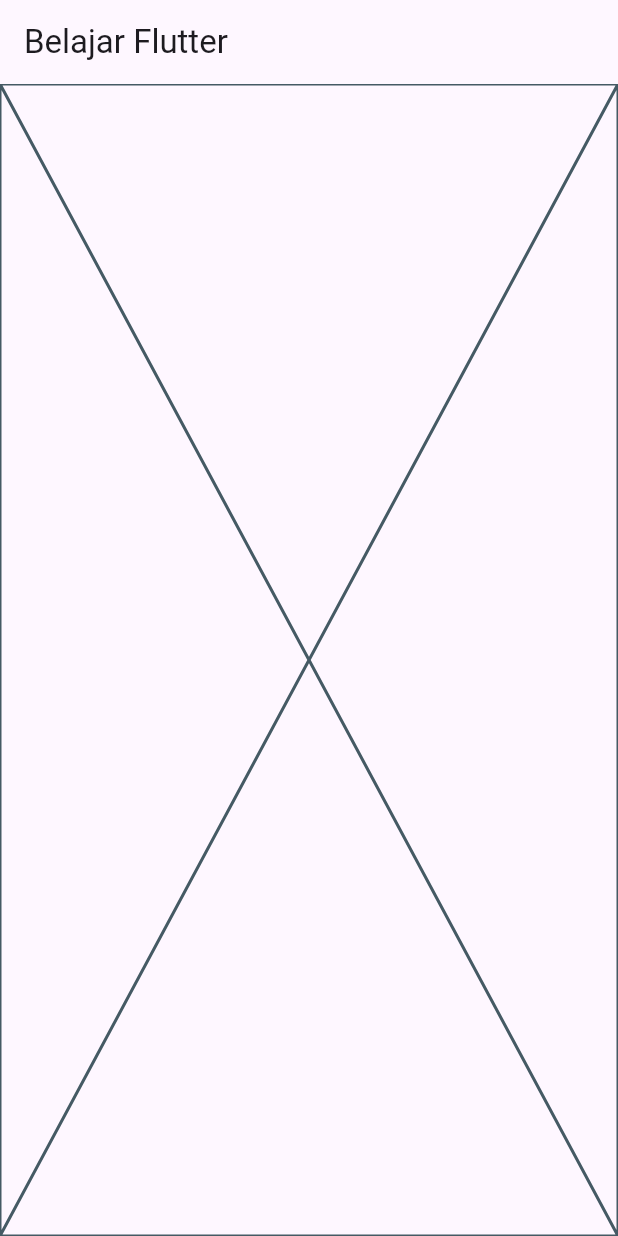
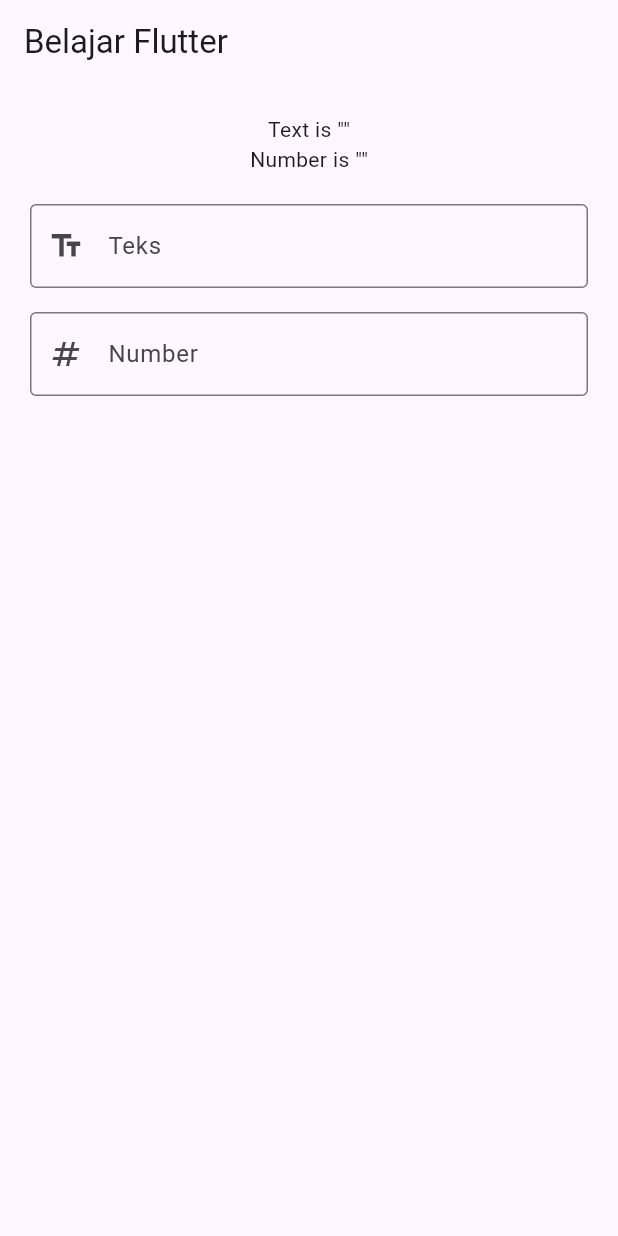
Before and after one commit to fauzan2720/learn-widget-flutter, a Flutter app: the screen it shows after launch, on a phone screen of 412 x 824 dp. Run offline on Flutter 3.47's test engine with Material 3 defaults, Android fonts, the phone set to English and light mode, and no system bars.

Commit message:
widget text form field

```diff
--- /dev/null
+++ b/lib/day2/form/text_form_field.dart
@@ -0,0 +1,64 @@
+import 'package:flutter/material.dart';
+
+class TextFormFielWidget extends StatefulWidget {
+  const TextFormFielWidget({super.key});
+
+  @override
+  State<TextFormFielWidget> createState() => _TextFormFielWidgetState();
+}
+
+class _TextFormFielWidgetState extends State<TextFormFielWidget> {
+  final textController = TextEditingController();
+  final numberController = TextEditingController();
+
+  @override
+  void dispose() {
+    textController.dispose();
+    numberController.dispose();
+    super.dispose();
+  }
+
+  @override
+  Widget build(BuildContext context) {
+    return Column(
+      children: [
+        Text('Text is "${textController.text}"'),
+        Text('Number is "${numberController.text}"'),
+        const SizedBox(height: 20.0),
+        TextFormField(
+          /**
+           * TextFormField = Widget untuk input teks dengan validasi
+           * controller = controller untuk mengontrol nilai yang dimasukkan
+           * onChanged = untuk mengambil value dari inputan user
+           * decoration = untuk mengatur dekorasi input field
+           */
+          controller: textController,
+          keyboardType: TextInputType.text,
+          decoration: const InputDecoration(
+            hintText: 'Masukkan teks',
+            labelText: 'Teks',
+            prefixIcon: Icon(Icons.text_fields),
+            border: OutlineInputBorder(),
+          ),
+          onChanged: (value) {
+            setState(() {});
+          },
+        ),
+        const SizedBox(height: 16.0),
+        TextFormField(
+          controller: numberController,
+          keyboardType: TextInputType.number,
+          decoration: const InputDecoration(
+            hintText: 'Masukkan number',
+            labelText: 'Number',
+            prefixIcon: Icon(Icons.numbers),
+            border: OutlineInputBorder(),
+          ),
+          onChanged: (value) {
+            setState(() {});
+          },
+        ),
+      ],
+    );
+  }
+}
--- a/lib/home_page.dart
+++ b/lib/home_page.dart
@@ -1,4 +1,5 @@
 import 'package:flutter/material.dart';
+import 'package:learn_flutter/day2/form/text_form_field.dart';
 
 class HomePage extends StatelessWidget {
   const HomePage({super.key});
@@ -9,7 +10,10 @@ class HomePage extends StatelessWidget {
       appBar: AppBar(
         title: const Text('Belajar Flutter'),
       ),
-      body: const Placeholder(),
+      body: const Padding(
+        padding: EdgeInsets.all(20.0),
+        child: TextFormFielWidget(),
+      ),
     );
   }
 }
```
